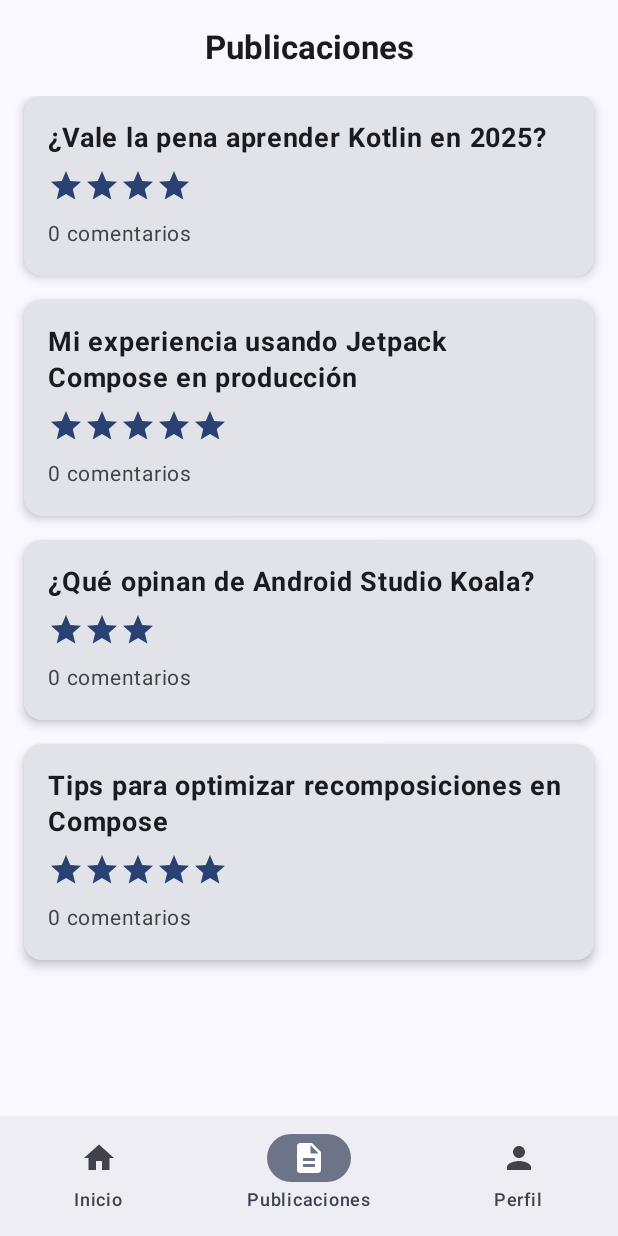
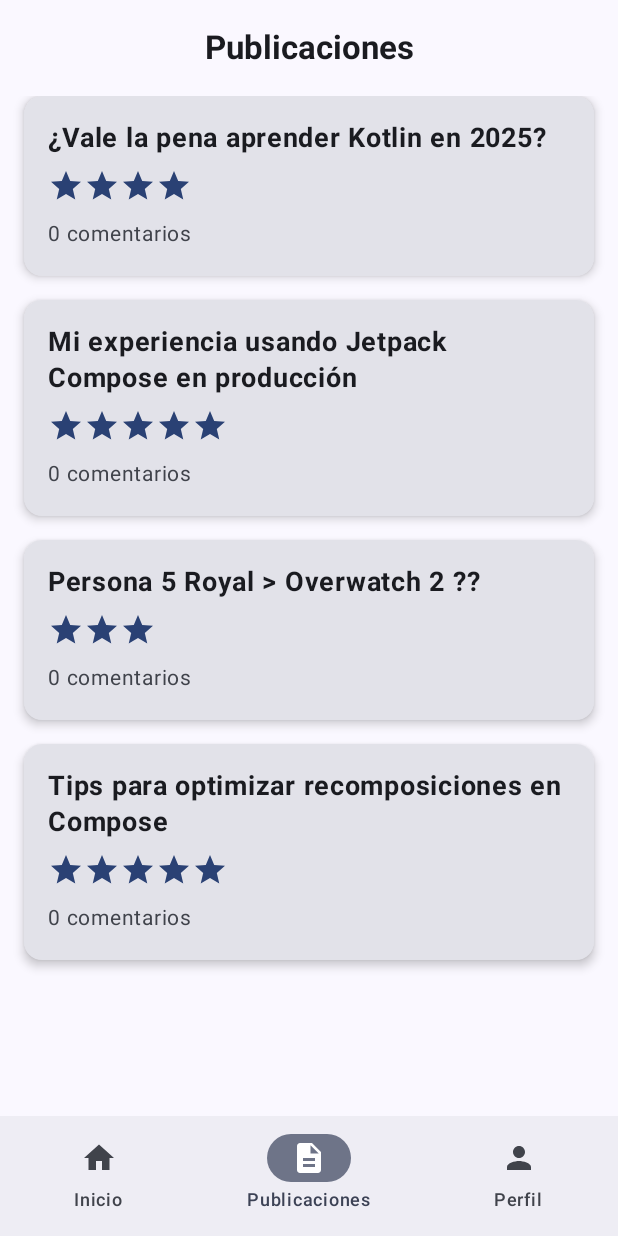
Before and after one commit to AbelolDev/Trabajo_Mobile_Grupo02, an Android app built with Jetpack Compose: the PublicacionesScreen screen opened through its navigation route, on a phone screen of 412 x 824 dp. Run offline under Robolectric (Android 15) with nearby library versions, the phone set to English and light mode, and no system bars.

```diff
--- a/app/src/main/java/com/example/fororata/ui/screen/PublicacionesScreen.kt
+++ b/app/src/main/java/com/example/fororata/ui/screen/PublicacionesScreen.kt
@@ -39,7 +39,7 @@ fun PublicacionesScreenContent(
             ),
             PublicacionErrores(
                 id = 3,
-                titulo = "¿Qué opinan de Android Studio Koala?",
+                titulo = "Persona 5 Royal > Overwatch 2 ??",
                 estrellas = 3
             ),
             PublicacionErrores(
```
